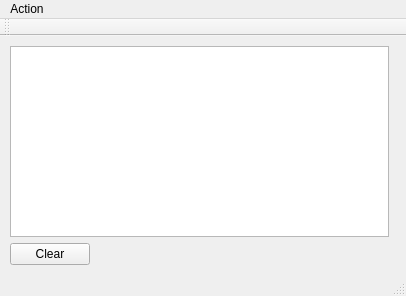
Old version of the form sampleapp.ui in the repository danielSanchezQ/prueba.
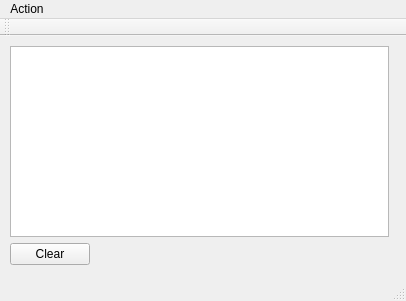
New version of the form.

Commit message:
added clear funtionality
clear button funtionality properly connected and working

Diff of the .ui file:
```diff
--- a/sampleapp.ui
+++ b/sampleapp.ui
@@ -14,6 +14,18 @@
    <string>SampleApp</string>
   </property>
   <widget class="QWidget" name="centralWidget">
+   <property name="sizePolicy">
+    <sizepolicy hsizetype="Preferred" vsizetype="Preferred">
+     <horstretch>0</horstretch>
+     <verstretch>0</verstretch>
+    </sizepolicy>
+   </property>
+   <property name="minimumSize">
+    <size>
+     <width>406</width>
+     <height>243</height>
+    </size>
+   </property>
    <widget class="QWidget" name="verticalLayoutWidget">
     <property name="geometry">
      <rect>
```
Left out of the diff: 9 changed lines with no effect on the pictures. The commit also changes 2 other files.
